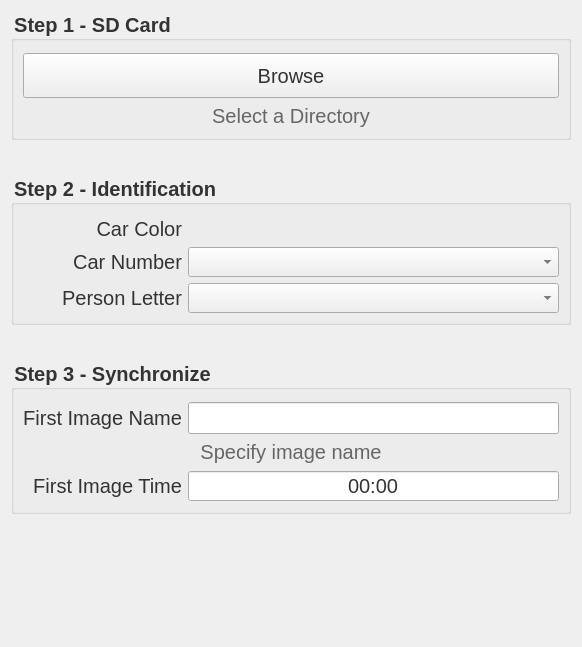
Above: widgets/ImageForm.ui from bluemellophone/gzc-client before the change. Below: the same form after it.
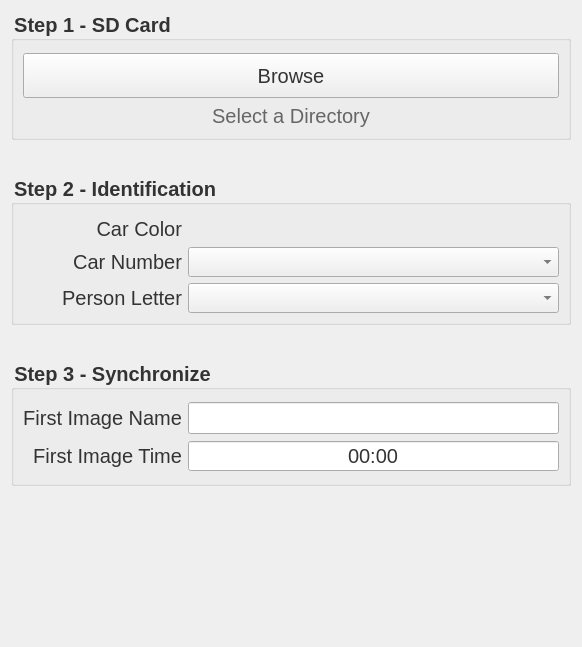
That is the form after the change.

Diff of the .ui file:
```diff
--- a/widgets/ImageForm.ui
+++ b/widgets/ImageForm.ui
@@ -280,13 +280,13 @@
        <property name="minimumSize">
         <size>
          <width>0</width>
-         <height>154</height>
+         <height>126</height>
         </size>
        </property>
        <property name="maximumSize">
         <size>
          <width>16777215</width>
-         <height>154</height>
+         <height>126</height>
         </size>
        </property>
        <property name="font">
@@ -335,7 +335,7 @@
           </property>
          </widget>
         </item>
-        <item row="2" column="0">
+        <item row="1" column="0">
          <widget class="QLabel" name="timeLabel">
           <property name="minimumSize">
            <size>
@@ -351,7 +351,7 @@
           </property>
          </widget>
         </item>
-        <item row="2" column="1">
+        <item row="1" column="1">
          <widget class="QTimeEdit" name="timeInput">
           <property name="minimumSize">
            <size>
@@ -376,24 +376,6 @@
           </property>
          </widget>
         </item>
-        <item row="1" column="0" colspan="2">
-         <widget class="QLabel" name="syncLabel">
-          <property name="font">
-           <font>
-            <pointsize>-1</pointsize>
-           </font>
-          </property>
-          <property name="styleSheet">
-           <string notr="true">color:#666;</string>
-          </property>
-          <property name="text">
-           <string>Specify image name</string>
-          </property>
-          <property name="alignment">
-           <set>Qt::AlignCenter</set>
-          </property>
-         </widget>
-        </item>
        </layout>
       </widget>
      </item>
```
